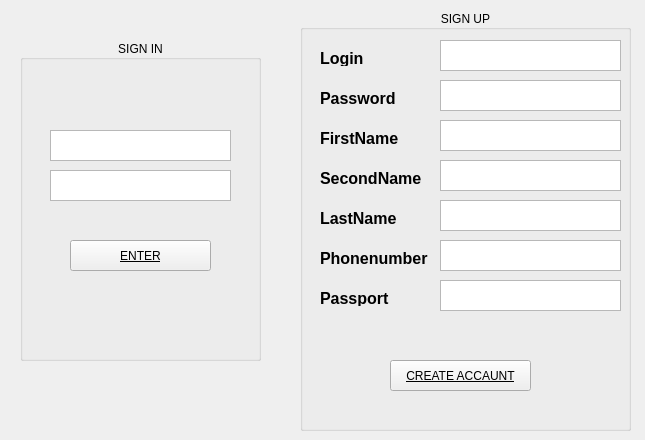
This is client/authReg.ui in ZpmPower/Hotel_Network as Qt 5 draws it before an edit. The edited form follows.
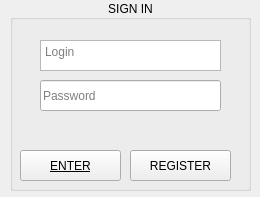
This is the edited form.

Commit message: Working auth for guest,admin, regist in new window

```diff
--- a/client/authReg.ui
+++ b/client/authReg.ui
@@ -9,20 +9,20 @@
    <rect>
     <x>0</x>
     <y>0</y>
-    <width>645</width>
-    <height>440</height>
+    <width>260</width>
+    <height>197</height>
    </rect>
   </property>
   <property name="minimumSize">
    <size>
-    <width>400</width>
-    <height>400</height>
+    <width>260</width>
+    <height>190</height>
    </size>
   </property>
   <property name="maximumSize">
    <size>
-    <width>700</width>
-    <height>450</height>
+    <width>610</width>
+    <height>390</height>
    </size>
   </property>
   <property name="windowTitle">
@@ -31,10 +31,10 @@
   <widget class="QGroupBox" name="groupBox">
    <property name="geometry">
     <rect>
-     <x>20</x>
-     <y>40</y>
+     <x>10</x>
+     <y>0</y>
      <width>241</width>
-     <height>321</height>
+     <height>191</height>
     </rect>
    </property>
    <property name="title">
@@ -47,28 +47,21 @@
     <property name="geometry">
      <rect>
       <x>30</x>
-      <y>90</y>
+      <y>40</y>
       <width>181</width>
       <height>31</height>
      </rect>
     </property>
-   </widget>
-   <widget class="QTextEdit" name="passwordTE">
-    <property name="geometry">
-     <rect>
-      <x>30</x>
-      <y>130</y>
-      <width>181</width>
-      <height>31</height>
-     </rect>
+    <property name="placeholderText">
+     <string>Login</string>
     </property>
    </widget>
    <widget class="QPushButton" name="testBtn">
     <property name="geometry">
      <rect>
-      <x>50</x>
-      <y>200</y>
-      <width>141</width>
+      <x>10</x>
+      <y>150</y>
+      <width>101</width>
       <height>31</height>
      </rect>
     </property>
@@ -84,137 +77,10 @@
    <widget class="QLabel" name="authL">
     <property name="geometry">
      <rect>
-      <x>20</x>
-      <y>170</y>
-      <width>201</width>
-      <height>16</height>
-     </rect>
-    </property>
-    <property name="font">
-     <font>
-      <pointsize>12</pointsize>
-      <weight>75</weight>
-      <bold>true</bold>
-     </font>
-    </property>
-    <property name="text">
-     <string/>
-    </property>
-   </widget>
-  </widget>
-  <widget class="QGroupBox" name="groupBox_2">
-   <property name="geometry">
-    <rect>
-     <x>300</x>
-     <y>10</y>
-     <width>331</width>
-     <height>421</height>
-    </rect>
-   </property>
-   <property name="title">
-    <string>SIGN UP</string>
-   </property>
-   <property name="alignment">
-    <set>Qt::AlignCenter</set>
-   </property>
-   <widget class="QPushButton" name="testBtn_2">
-    <property name="geometry">
-     <rect>
-      <x>90</x>
-      <y>350</y>
-      <width>141</width>
-      <height>31</height>
-     </rect>
-    </property>
-    <property name="font">
-     <font>
-      <underline>true</underline>
-     </font>
-    </property>
-    <property name="text">
-     <string>CREATE ACCAUNT</string>
-    </property>
-   </widget>
-   <widget class="QTextEdit" name="loginUPTE">
-    <property name="geometry">
-     <rect>
-      <x>140</x>
-      <y>30</y>
-      <width>181</width>
-      <height>31</height>
-     </rect>
-    </property>
-   </widget>
-   <widget class="QTextEdit" name="passwordUPTE">
-    <property name="geometry">
-     <rect>
-      <x>140</x>
-      <y>70</y>
-      <width>181</width>
-      <height>31</height>
-     </rect>
-    </property>
-   </widget>
-   <widget class="QLabel" name="registerLabel">
-    <property name="geometry">
-     <rect>
-      <x>120</x>
-      <y>320</y>
-      <width>59</width>
-      <height>14</height>
-     </rect>
-    </property>
-    <property name="text">
-     <string/>
-    </property>
-   </widget>
-   <widget class="QTextEdit" name="firstN">
-    <property name="geometry">
-     <rect>
-      <x>140</x>
-      <y>110</y>
-      <width>181</width>
-      <height>31</height>
-     </rect>
-    </property>
-   </widget>
-   <widget class="QTextEdit" name="secondN">
-    <property name="geometry">
-     <rect>
-      <x>140</x>
-      <y>150</y>
-      <width>181</width>
-      <height>31</height>
-     </rect>
-    </property>
-   </widget>
-   <widget class="QTextEdit" name="lastN">
-    <property name="geometry">
-     <rect>
-      <x>140</x>
-      <y>190</y>
-      <width>181</width>
-      <height>31</height>
-     </rect>
-    </property>
-   </widget>
-   <widget class="QTextEdit" name="phoneTE">
-    <property name="geometry">
-     <rect>
-      <x>140</x>
-      <y>230</y>
-      <width>181</width>
-      <height>31</height>
-     </rect>
-    </property>
-   </widget>
-   <widget class="QLabel" name="firstNL">
-    <property name="geometry">
-     <rect>
-      <x>20</x>
+      <x>40</x>
       <y>120</y>
-      <width>91</width>
-      <height>16</height>
+      <width>171</width>
+      <height>21</height>
      </rect>
     </property>
     <property name="font">
@@ -225,139 +91,38 @@
      </font>
     </property>
     <property name="text">
-     <string>FirstName</string>
+     <string/>
     </property>
    </widget>
-   <widget class="QLabel" name="firstNL_2">
+   <widget class="QPushButton" name="regBtn">
     <property name="geometry">
      <rect>
-      <x>20</x>
-      <y>160</y>
-      <width>111</width>
-      <height>16</height>
+      <x>120</x>
+      <y>150</y>
+      <width>101</width>
+      <height>31</height>
      </rect>
     </property>
-    <property name="font">
-     <font>
-      <pointsize>12</pointsize>
-      <weight>75</weight>
-      <bold>true</bold>
-     </font>
-    </property>
     <property name="text">
-     <string>SecondName</string>
+     <string>REGISTER</string>
     </property>
    </widget>
-   <widget class="QLabel" name="firstNL_3">
+   <widget class="QLineEdit" name="passLE">
     <property name="geometry">
      <rect>
-      <x>20</x>
-      <y>200</y>
-      <width>111</width>
-      <height>16</height>
-     </rect>
-    </property>
-    <property name="font">
-     <font>
-      <pointsize>12</pointsize>
-      <weight>75</weight>
-      <bold>true</bold>
-     </font>
-    </property>
-    <property name="text">
-     <string>LastName</string>
-    </property>
-   </widget>
-   <widget class="QLabel" name="firstNL_4">
-    <property name="geometry">
-     <rect>
-      <x>20</x>
-      <y>40</y>
-      <width>91</width>
-      <height>16</height>
-     </rect>
-    </property>
-    <property name="font">
-     <font>
-      <pointsize>12</pointsize>
-      <weight>75</weight>
-      <bold>true</bold>
-     </font>
-    </property>
-    <property name="text">
-     <string>Login</string>
-    </property>
-   </widget>
-   <widget class="QLabel" name="passwordL">
-    <property name="geometry">
-     <rect>
-      <x>20</x>
+      <x>30</x>
       <y>80</y>
-      <width>91</width>
-      <height>16</height>
+      <width>181</width>
+      <height>31</height>
      </rect>
     </property>
-    <property name="font">
-     <font>
-      <pointsize>12</pointsize>
-      <weight>75</weight>
-      <bold>true</bold>
-     </font>
+    <property name="echoMode">
+     <enum>QLineEdit::Password</enum>
     </property>
-    <property name="text">
+    <property name="placeholderText">
      <string>Password</string>
     </property>
    </widget>
-   <widget class="QTextEdit" name="passportTE">
-    <property name="geometry">
-     <rect>
-      <x>140</x>
-      <y>270</y>
-      <width>181</width>
-      <height>31</height>
-     </rect>
-    </property>
-   </widget>
-   <widget class="QLabel" name="passportL">
-    <property name="geometry">
-     <rect>
-      <x>20</x>
-      <y>280</y>
-      <width>111</width>
-      <height>16</height>
-     </rect>
-    </property>
-    <property name="font">
-     <font>
-      <pointsize>12</pointsize>
-      <weight>75</weight>
-      <bold>true</bold>
-     </font>
-    </property>
-    <property name="text">
-     <string>Passport</string>
-    </property>
-   </widget>
-   <widget class="QLabel" name="passwordL_2">
-    <property name="geometry">
-     <rect>
-      <x>20</x>
-      <y>240</y>
-      <width>121</width>
-      <height>16</height>
-     </rect>
-    </property>
-    <property name="font">
-     <font>
-      <pointsize>12</pointsize>
-      <weight>75</weight>
-      <bold>true</bold>
-     </font>
-    </property>
-    <property name="text">
-     <string>Phonenumber</string>
-    </property>
-   </widget>
   </widget>
  </widget>
  <resources/>
```
The commit also changes 20 other files.
